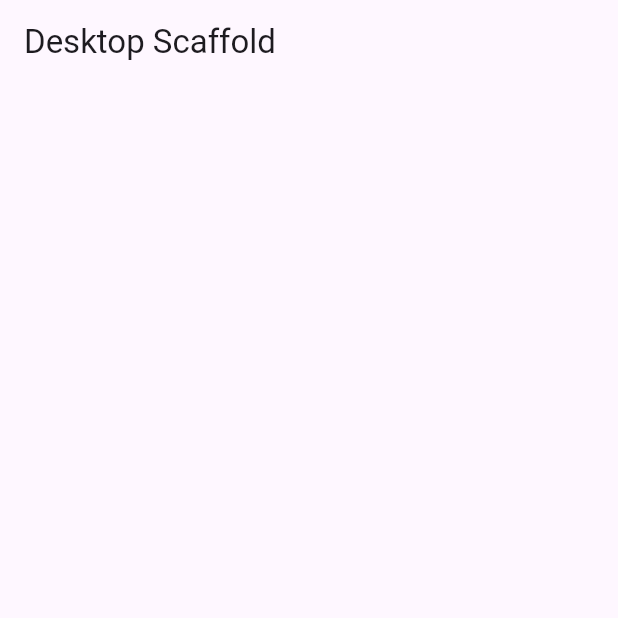
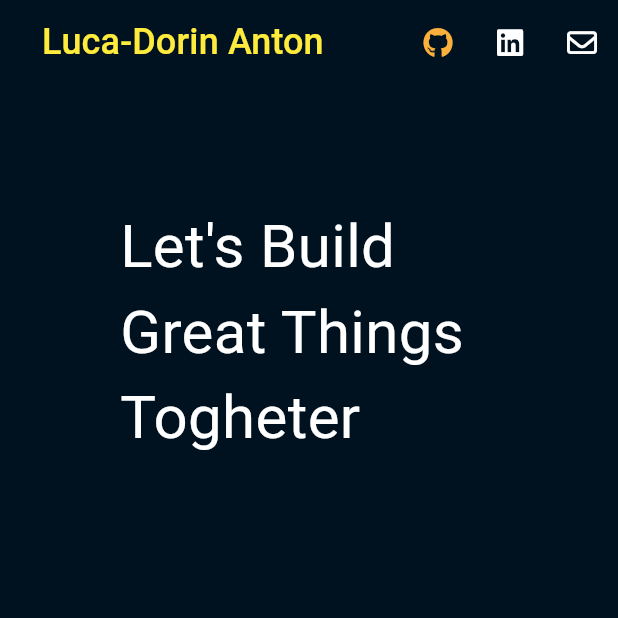
Before and after one commit to LucaDorinAnton/my-website, a Flutter app: the screen it shows after launch, on a phone screen of 412 x 824 dp, the top half of it. Run offline on Flutter 3.47's test engine with Material 3 defaults, Android fonts, the phone set to English and light mode, and no system bars; our stand-ins replace font_awesome_flutter, google_fonts; Roboto replaces fonts that are missing (Patua One).

Commit message:
responsive layout, first page
responsive layout added and some parts from first page

```diff
--- /dev/null
+++ b/website/lib/core/palette.dart
@@ -0,0 +1,8 @@
+import 'package:flutter/material.dart';
+
+class Palette {
+  static const Color background = Color(0xFF001220);
+  static const Color lightOrange = Color(0xFFfbaf3c);
+  static const Color darkOrange = Color(0xFFf7770e);
+  static const Color pink = Color(0xFFf96f61);
+}
--- a/website/lib/core/responsive_layout.dart
+++ b/website/lib/core/responsive_layout.dart
@@ -1,11 +1,11 @@
 import 'package:flutter/material.dart';
 
-class ResonsiveLayout extends StatelessWidget {
+class ResponsiveLayout extends StatelessWidget {
   final Widget mobileScaffold;
   final Widget tabletScaffold;
   final Widget desktopScaffold;
 
-  const ResonsiveLayout({
+  const ResponsiveLayout({
     super.key,
     required this.mobileScaffold,
     required this.tabletScaffold,
--- a/website/lib/core/strings.dart
+++ b/website/lib/core/strings.dart
@@ -1,3 +1,4 @@
 class Strings {
-  static const String appName = 'Flutter Website';
+  static const String name = 'Luca-Dorin Anton';
+  static const String homePageTitle = "Let's Build Great Things Togheter";
 }
--- a/website/lib/main.dart
+++ b/website/lib/main.dart
@@ -1,6 +1,6 @@
 import 'package:flutter/material.dart';
 import 'package:website/core/responsive_layout.dart';
-import 'package:website/presentation/desktop/home_page/home_page.dart';
+import 'package:website/presentation/desktop/home_page/home_page_desktop.dart';
 
 void main() {
   runApp(const MyApp());
@@ -8,12 +8,11 @@ void main() {
 
 class MyApp extends StatelessWidget {
   const MyApp({super.key});
-
   @override
   Widget build(BuildContext context) {
     return const MaterialApp(
       debugShowCheckedModeBanner: false,
-      home: ResonsiveLayout(
+      home: ResponsiveLayout(
         mobileScaffold: DesktopScaffold(),
         tabletScaffold: DesktopScaffold(),
         desktopScaffold: DesktopScaffold(),
--- a/website/lib/presentation/desktop/home_page/home_page.dart
+++ /dev/null
@@ -1,19 +0,0 @@
-import 'package:flutter/material.dart';
-
-class DesktopScaffold extends StatefulWidget {
-  const DesktopScaffold({super.key});
-
-  @override
-  State<DesktopScaffold> createState() => _DesktopScaffoldState();
-}
-
-class _DesktopScaffoldState extends State<DesktopScaffold> {
-  @override
-  Widget build(BuildContext context) {
-    return Scaffold(
-      appBar: AppBar(
-        title: const Text('Desktop Scaffold'),
-      ),
-    );
-  }
-}
--- /dev/null
+++ b/website/lib/presentation/desktop/home_page/home_page_desktop.dart
@@ -0,0 +1,75 @@
+import 'package:flutter/material.dart';
+import 'package:font_awesome_flutter/font_awesome_flutter.dart';
+import 'package:google_fonts/google_fonts.dart';
+import 'package:website/core/palette.dart';
+import 'package:website/core/strings.dart';
+
+class DesktopScaffold extends StatefulWidget {
+  const DesktopScaffold({super.key});
+
+  @override
+  State<DesktopScaffold> createState() => _DesktopScaffoldState();
+}
+
+class _DesktopScaffoldState extends State<DesktopScaffold> {
+  @override
+  Widget build(BuildContext context) {
+    return Scaffold(
+      backgroundColor: Palette.background,
+      appBar: AppBar(
+        backgroundColor: Palette.background,
+        centerTitle: false,
+        title: TextButton(
+          onPressed: () {},
+          child: Text(
+            Strings.name,
+            style: GoogleFonts.patuaOne(
+              color: Colors.yellow,
+              fontSize: 24,
+            ),
+          ),
+        ),
+        actions: [
+          IconButton(
+            onPressed: () {},
+            icon: const Icon(
+              FontAwesomeIcons.github,
+              size: 20,
+              color: Palette.lightOrange,
+            ),
+          ),
+          IconButton(
+            onPressed: () {},
+            icon: const Icon(
+              FontAwesomeIcons.linkedin,
+              size: 20,
+              color: Colors.white,
+            ),
+          ),
+          IconButton(
+            onPressed: () {},
+            icon: const Icon(
+              FontAwesomeIcons.envelope,
+              size: 20,
+              color: Colors.white,
+            ),
+          ),
+        ],
+      ),
+      body: Padding(
+        padding: const EdgeInsets.all(80.0),
+        child: Column(
+          children: [
+            Text(
+              Strings.homePageTitle,
+              style: GoogleFonts.patuaOne(
+                color: Colors.white,
+                fontSize: 40,
+              ),
+            ),
+          ],
+        ),
+      ),
+    );
+  }
+}
--- a/website/pubspec.yaml
+++ b/website/pubspec.yaml
@@ -35,6 +35,8 @@ dependencies:
   # The following adds the Cupertino Icons font to your application.
   # Use with the CupertinoIcons class for iOS style icons.
   cupertino_icons: ^1.0.2
+  font_awesome_flutter: ^10.7.0
+  google_fonts: ^6.1.0
 
 dev_dependencies:
   flutter_test:
@@ -45,7 +47,7 @@ dev_dependencies:
   # activated in the `analysis_options.yaml` file located at the root of your
   # package. See that file for information about deactivating specific lint
   # rules and activating additional ones.
-  flutter_lints: ^2.0.0
+  flutter_lints: ^3.0.1
 
 # For information on the generic Dart part of this file, see the
 # following page: https://dart.dev/tools/pub/pubspec
```
Also changed, not shown: website/pubspec.lock, 11 other files.
